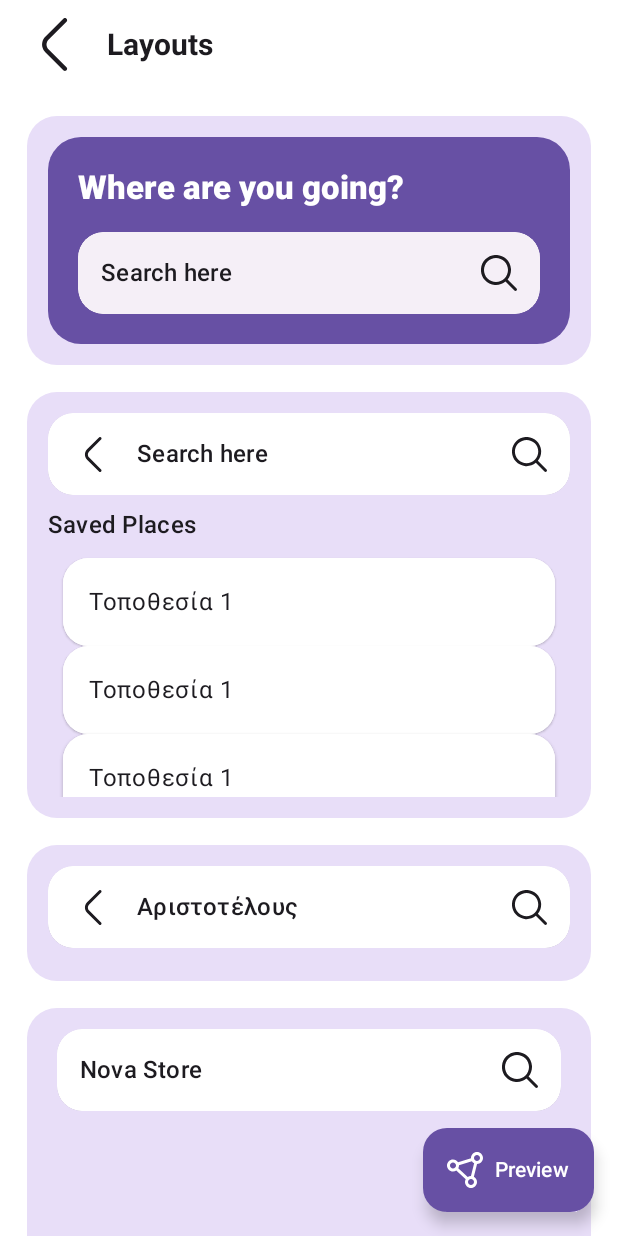
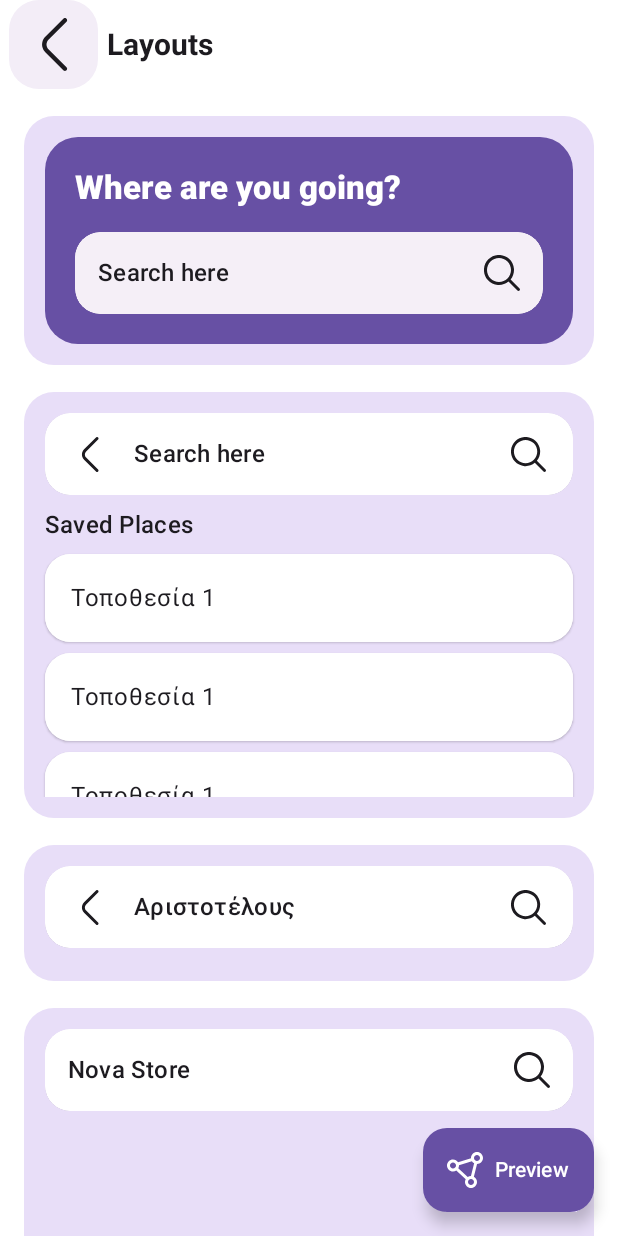
Before and after one commit to TonyGnk/thess-bus-design-system, an Android app built with Jetpack Compose: the composable DirectionsFeatureList shown on its own in the app's theme, on a phone screen of 412 x 824 dp. Run offline under Robolectric (Android 15) with nearby library versions, the phone set to English and light mode, and no system bars; Roboto replaces fonts that are not available here; 4 statements that could not run were skipped.

Commit message:
Optimizing & remove unnecessary files

```diff
--- a/library/src/main/kotlin/com/tonyGnk/thessBus/designSystem/mobile/appStyles/AppIcon.kt
+++ b/library/src/main/kotlin/com/tonyGnk/thessBus/designSystem/mobile/appStyles/AppIcon.kt
@@ -16,7 +16,7 @@ object AppIcon {
     val bookmark = R.drawable.bookmark
     val bookmarkFilled = R.drawable.bookmark_filled
     val share = R.drawable.share
-    val routes = R.drawable.routes
+   // val routes = R.drawable.routes
     val category = R.drawable.category
 
     //Categories
--- a/library/src/main/kotlin/com/tonyGnk/thessBus/designSystem/mobile/components/actions/iconButtons/IconButton.kt
+++ b/library/src/main/kotlin/com/tonyGnk/thessBus/designSystem/mobile/components/actions/iconButtons/IconButton.kt
@@ -3,15 +3,21 @@ package com.tonyGnk.thessBus.designSystem.mobile.components.actions.iconButtons
 
 import androidx.annotation.DrawableRes
 import androidx.compose.foundation.background
+import androidx.compose.foundation.clickable
+import androidx.compose.foundation.interaction.MutableInteractionSource
 import androidx.compose.foundation.layout.Box
 import androidx.compose.foundation.layout.padding
 import androidx.compose.foundation.selection.selectable
+import androidx.compose.material.ripple.rememberRipple
 import androidx.compose.runtime.Composable
+import androidx.compose.runtime.remember
 import androidx.compose.ui.Modifier
 import androidx.compose.ui.draw.clip
 import androidx.compose.ui.graphics.Color
+import androidx.compose.ui.semantics.Role
 import androidx.compose.ui.unit.dp
 import com.tonyGnk.thessBus.designSystem.mobile.appStyles.AppColor
+import com.tonyGnk.thessBus.designSystem.mobile.appStyles.AppColor.background
 import com.tonyGnk.thessBus.designSystem.mobile.appStyles.AppIcon
 import com.tonyGnk.thessBus.designSystem.mobile.appStyles.AppPreview
 import com.tonyGnk.thessBus.designSystem.mobile.appStyles.AppShape
@@ -24,18 +30,19 @@ fun IconButton(
     selectionModifier: Modifier = Modifier,
     @DrawableRes iconRes: Int = 0,
     onClick: () -> Unit = {},
-    color: Color = AppColor.transparent,
+    color: Color = AppColor.surfaceContainer,
     contentColor: Color = AppColor.onSurface,
     contentDescription: String = "",
 ) {
     if (iconRes != 0) Box(
         modifier = selectionModifier
             .clip(AppShape.round20)
-            .selectable(
-                selected = false,
+            .background(color)
+            .clickable(
+                interactionSource = remember { MutableInteractionSource() },
+                indication = rememberRipple(color = contentColor),
                 onClick = onClick
             )
-            .background(color)
             .padding(12.dp)
     ) {
         Icon(
--- a/library/src/main/kotlin/com/tonyGnk/thessBus/designSystem/mobile/components/containment/DefaultScaffoldValues.kt
+++ b/library/src/main/kotlin/com/tonyGnk/thessBus/designSystem/mobile/components/containment/DefaultScaffoldValues.kt
@@ -2,6 +2,6 @@ package com.tonyGnk.thessBus.designSystem.mobile.components.containment
 
 object DefaultScaffoldValues {
     const val MINIMUM_BEZEL_PADDING = 6
-    const val NORMAL_BEZEL_PADDING = 18
+    const val NORMAL_BEZEL_PADDING = 16
     const val NORMAL_MARGIN = 18
 }
--- a/library/src/main/kotlin/com/tonyGnk/thessBus/designSystem/mobile/components/navigation/topBar/BasicTopBar.kt
+++ b/library/src/main/kotlin/com/tonyGnk/thessBus/designSystem/mobile/components/navigation/topBar/BasicTopBar.kt
@@ -15,6 +15,7 @@ import androidx.compose.ui.text.TextStyle
 import androidx.compose.ui.unit.dp
 import com.tonyGnk.thessBus.designSystem.mobile.R
 import com.tonyGnk.thessBus.designSystem.mobile.appStyles.AppColor
+import com.tonyGnk.thessBus.designSystem.mobile.appStyles.AppIcon
 import com.tonyGnk.thessBus.designSystem.mobile.appStyles.AppPreview
 import com.tonyGnk.thessBus.designSystem.mobile.appStyles.AppTypo
 import com.tonyGnk.thessBus.designSystem.mobile.components.actions.iconButtons.IconButton
@@ -48,8 +49,8 @@ fun BasicTopBar(
         if (backIcon != null) IconButton(
             iconRes = backIcon.iconRes,
             onClick = backIcon.onBack,
-            modifier = Modifier.size(iconHeight),
-            contentDescription = stringResource(backIcon.contentDescription)
+            contentDescription = stringResource(backIcon.contentDescription),
+            modifier = Modifier.size(iconHeight)
         )
         if (labelRes != 0) Text(
             text = stringResource(labelRes),
--- a/library/src/main/kotlin/com/tonyGnk/thessBus/designSystem/mobile/features/directions/phases/lookTarget/UiLayer.kt
+++ b/library/src/main/kotlin/com/tonyGnk/thessBus/designSystem/mobile/features/directions/phases/lookTarget/UiLayer.kt
@@ -13,6 +13,7 @@ import androidx.compose.foundation.layout.size
 import androidx.compose.foundation.lazy.LazyRow
 import androidx.compose.foundation.shape.RoundedCornerShape
 import androidx.compose.runtime.Composable
+import androidx.compose.ui.Alignment
 import androidx.compose.ui.Modifier
 import androidx.compose.ui.unit.dp
 import com.tonyGnk.thessBus.designSystem.mobile.R
@@ -39,18 +40,17 @@ fun DestinationOverviewUiLayer(
     modifier: Modifier = Modifier,
 ) {
     Column(
-        modifier = modifier.fillMaxSize(),
-        horizontalAlignment = androidx.compose.ui.Alignment.CenterHorizontally,
+        modifier = Modifier.fillMaxSize(),
+        horizontalAlignment = Alignment.CenterHorizontally,
         verticalArrangement = Arrangement.SpaceBetween
     ) {
-        Box(modifier = Modifier.padding(horizontal = DefaultScaffoldValues.MINIMUM_BEZEL_PADDING.dp)) {
+        Box(modifier = modifier) {
             SearchButton(
                 searchLabel = query,
                 onClick = onBack,
                 color = AppColor.surfaceContainerLowest,
                 rippleColor = AppColor.onSurface,
             )
-
         }
         Spacer(Modifier.weight(1f))
         PoiCard(
--- a/library/src/main/kotlin/com/tonyGnk/thessBus/designSystem/mobile/features/directions/phases/selectTarget/DirectionsPickTarget.kt
+++ b/library/src/main/kotlin/com/tonyGnk/thessBus/designSystem/mobile/features/directions/phases/selectTarget/DirectionsPickTarget.kt
@@ -4,6 +4,7 @@ import androidx.compose.animation.AnimatedContent
 import androidx.compose.foundation.layout.Arrangement
 import androidx.compose.foundation.layout.Box
 import androidx.compose.foundation.layout.Column
+import androidx.compose.foundation.layout.PaddingValues
 import androidx.compose.foundation.layout.fillMaxSize
 import androidx.compose.foundation.layout.padding
 import androidx.compose.foundation.lazy.LazyColumn
@@ -26,6 +27,7 @@ import com.tonyGnk.thessBus.designSystem.mobile.features.directions.SelectTarget
 import com.tonyGnk.thessBus.designSystem.mobile.features.directions.phases.selectTarget.overview.NavCardSelectQuickOptions
 import com.tonyGnk.thessBus.designSystem.mobile.features.directions.phases.selectTarget.searchMode.PickTargetTypingMode
 import com.tonyGnk.thessBus.designSystem.mobile.theme.ClpTheme
+import com.tonyGnk.thessBus.designSystem.mobile.utils.extendedStatusBarsPadding
 
 @Stable
 data class DirectionsPickTargetFunctions(
@@ -47,14 +49,12 @@ data class DirectionsPickTargetFunctions(
 @Composable
 fun DirectionsPickTarget(
     modifier: Modifier = Modifier,
-    searchBarModifier: Modifier = Modifier,
     functions: DirectionsPickTargetFunctions,
     query: String,
     requestFocus: Boolean,
     historyList: List<SelectTargetItem> = emptyList(),
     results: List<SelectTargetItem> = SelectTargetItemFakeData,
 ) {
-
     val isTypingModeMy = query.isNotBlank()
     val lazyListState = rememberLazyListState()
     val canScrollBackward by remember {
@@ -76,11 +76,11 @@ fun DirectionsPickTarget(
     LazyColumn(
         state = lazyListState,
         modifier = modifier,
+        contentPadding = PaddingValues(top = extendedStatusBarsPadding()),
         verticalArrangement = Arrangement.spacedBy(8.dp)
     ) {
         item {
             SearchBar(
-                modifier = searchBarModifier,
                 onSearchClick = functions.onSearch,
                 query = query,
                 onBackClick = functions.onBack,
--- a/library/src/main/kotlin/com/tonyGnk/thessBus/designSystem/mobile/features/directions/phases/selectTarget/Search.kt
+++ b/library/src/main/kotlin/com/tonyGnk/thessBus/designSystem/mobile/features/directions/phases/selectTarget/Search.kt
@@ -78,16 +78,11 @@ fun SearchBar(
             onSearchClick = onSearchClick,
             focusRequester = focusRequester
         )
-        Icon(
+        IconButton(
             iconRes = AppIcon.search,
-            color = AppColor.onSurface,
+            color = AppColor.transparent,
+            onClick = onSearchClick,
             modifier = Modifier
-                .padding(
-                    top = NavCardProperties.IN_PADDING.dp,
-                    bottom = NavCardProperties.IN_PADDING.dp,
-                    //start = DefaultScaffoldValues.MINIMUM_BEZEL_PADDING.dp,
-                    //end = NavCardProperties.SEARCH_PADDING.dp
-                )
                 .size(sizeInScreen)
                 .mySharedElement("SearchContainerMagnifier")
         )
@@ -98,30 +93,21 @@ fun SearchBar(
 @Composable
 fun SearchBarContainer(
     modifier: Modifier = Modifier,
-    onTap: () -> Unit = {},
     content: @Composable RowScope.() -> Unit
 ) {
     SurfaceWithShadows(
         shape = RoundedCornerShape(NavCardProperties.IN_CORNERS.dp),
         color = AppColor.surfaceContainerLowest,
         modifier = modifier
+            .mySharedElement("SearchContainer")
             .clip(RoundedCornerShape(NavCardProperties.IN_CORNERS.dp))
-//            .clickable {
-//                onTap?.invoke()
-//            }
-            .clickable(
-                interactionSource = remember { MutableInteractionSource() },
-                indication = rememberRipple(color = AppColor.onSurface),
-                onClick = onTap
-            )
-            .mySharedElement("SearchContainer")
     ) {
         Row(
             verticalAlignment = Alignment.CenterVertically,
             horizontalArrangement = Arrangement.spacedBy(DefaultScaffoldValues.MINIMUM_BEZEL_PADDING.dp),
             modifier = modifier.padding(
                 start = DefaultScaffoldValues.MINIMUM_BEZEL_PADDING.dp,
-                end = NavCardProperties.IN_PADDING.dp
+                end = DefaultScaffoldValues.MINIMUM_BEZEL_PADDING.dp
             )
         ) {
             content(this)
--- a/library/src/main/kotlin/com/tonyGnk/thessBus/designSystem/mobile/features/directions/phases/selectTarget/overview/NavCardSelectQuickOptions.kt
+++ b/library/src/main/kotlin/com/tonyGnk/thessBus/designSystem/mobile/features/directions/phases/selectTarget/overview/NavCardSelectQuickOptions.kt
@@ -99,7 +99,7 @@ internal fun NavCardSelectQuickOptions(
 }
 
 
-@AppPreview.Light
+@AppPreview.Dark
 @Composable
 private fun Preview() = ClpTheme {
     NavCardSelectQuickOptions(
@@ -117,7 +117,10 @@ fun MyItem(
     val size = text.findScreenSize(style).height - 1.dp
     val shape = RoundedCornerShape(NavCardProperties.IN_CORNERS.dp)
 
-    Column {
+    Column(
+        modifier = Modifier.padding(bottom = 5.dp),
+        verticalArrangement = Arrangement.spacedBy(7.dp)
+    ) {
         Row(
             modifier = Modifier.fillMaxWidth(),
             verticalAlignment = Alignment.CenterVertically,
@@ -127,36 +130,32 @@ fun MyItem(
             // TextButton(text = "Επεξεργασία", padding = PaddingValues(9.dp))
         }
         Column(
-            verticalArrangement = Arrangement.spacedBy(0.dp),
+            verticalArrangement = Arrangement.spacedBy(7.dp),
             horizontalAlignment = Alignment.Start,
-            modifier = Modifier.padding(10.dp)
+            // modifier = Modifier.padding(10.dp)
         ) {
+            MyBox()
+            MyBox()
+            MyBox()
+            MyBox()
+            MyBox()
+            MyBox()
+        }
+
+    }
+}
+
+
+@Composable
+private fun MyBox() {
     SurfaceWithShadows(
-                shape = shape,
+        shape = RoundedCornerShape(NavCardProperties.IN_CORNERS.dp),
         color = AppColor.surfaceContainerLowest,
         modifier = Modifier.fillMaxWidth(),
         onClick = {},
     ) {
+        Column {
             Text("Τοποθεσία 1", modifier = Modifier.padding(17.dp))
-            }
-            SurfaceWithShadows(
-                shape = shape,
-                color = AppColor.surfaceContainerLowest,
-                modifier = Modifier.fillMaxWidth(),
-                onClick = {},
-            ) {
-                Text("Τοποθεσία 1", modifier = Modifier.padding(17.dp))
-
-            }
-            SurfaceWithShadows(
-                shape = shape,
-                color = AppColor.surfaceContainerLowest,
-                modifier = Modifier.fillMaxWidth(),
-                onClick = {},
-            ) {
-                Text("Τοποθεσία 1", modifier = Modifier.padding(17.dp))
-
-            }
         }
 
     }
--- a/library/src/main/kotlin/com/tonyGnk/thessBus/designSystem/mobile/features/directions/phases/selectTarget/searchMode/PickTargetTypingMode.kt
+++ b/library/src/main/kotlin/com/tonyGnk/thessBus/designSystem/mobile/features/directions/phases/selectTarget/searchMode/PickTargetTypingMode.kt
@@ -18,7 +18,9 @@ import androidx.compose.runtime.Composable
 import androidx.compose.runtime.remember
 import androidx.compose.ui.Modifier
 import androidx.compose.ui.draw.clip
+import androidx.compose.ui.graphics.Shape
 import androidx.compose.ui.semantics.Role
+import androidx.compose.ui.unit.Dp
 import androidx.compose.ui.unit.dp
 import com.tonyGnk.thessBus.designSystem.mobile.appStyles.AppColor
 import com.tonyGnk.thessBus.designSystem.mobile.appStyles.AppPreview
@@ -37,7 +39,7 @@ import com.tonyGnk.thessBus.designSystem.mobile.utils.findScreenSize
 @Composable
 fun PickTargetTypingMode(
     onResultClick: (Int, Boolean) -> Unit,
-    results: List<SelectTargetItem>
+    results: List<SelectTargetItem> = SelectTargetItemFakeData
 ) {
     Column {
         LazyColumn(
@@ -77,8 +79,36 @@ private fun ResultLayout(
     val paddingForTheIcon = 7.dp
     val padding = paddingOfTheBackButtonInSearch - paddingForTheIcon
 
+    ResultItem(
+        padding = padding,
+        modifier = modifier,
+        shape = shape,
+        onClick = onClick,
+        result = result,
+        title = title,
+        subTitle = subTitle,
+        titleStyle = titleStyle,
+        subTitleStyle = subTitleStyle,
+        totalHeight = totalHeight
+    )
+
+}
+
+@Composable
+fun ResultItem(
+    padding: Dp,
+    modifier: Modifier = Modifier,
+    shape: Shape,
+    onClick: () -> Unit,
+    result: SelectTargetItem,
+    title: String,
+    subTitle: String,
+    titleStyle: androidx.compose.ui.text.TextStyle,
+    subTitleStyle: androidx.compose.ui.text.TextStyle,
+    totalHeight: Dp
+){
     Row(
-        horizontalArrangement = Arrangement.spacedBy(padding),//23
+        horizontalArrangement = Arrangement.spacedBy(padding),
         verticalAlignment = androidx.compose.ui.Alignment.CenterVertically,
         modifier = modifier
             .fillMaxWidth()
@@ -128,7 +158,7 @@ private fun ResultLayout(
 }
 
 @Composable
-@AppPreview.Brightness
+@AppPreview.Dark
 private fun Preview() = ClpTheme {
     val results = SelectTargetItemFakeData
 
--- a/library/src/main/kotlin/com/tonyGnk/thessBus/designSystem/mobile/features/directions/shared/searchContainer/SearchButton.kt
+++ b/library/src/main/kotlin/com/tonyGnk/thessBus/designSystem/mobile/features/directions/shared/searchContainer/SearchButton.kt
@@ -39,13 +39,13 @@ fun SearchButton(
         shape = RoundedCornerShape(NavCardProperties.IN_CORNERS.dp),
         color = color,
         modifier = modifier
+            .mySharedElement("SearchContainer")
             .clip(RoundedCornerShape(NavCardProperties.IN_CORNERS.dp))
             .clickable(
                 interactionSource = remember { MutableInteractionSource() },
                 indication = rememberRipple(color = rippleColor),
                 onClick = onClick
             )
-            .mySharedElement("SearchContainer")
     ) {
         Row(
             modifier = modifier.padding(NavCardProperties.IN_PADDING.dp)
--- /dev/null
+++ b/library/src/main/kotlin/com/tonyGnk/thessBus/designSystem/mobile/utils/ExtendedStatusBarsPadding.kt
@@ -0,0 +1,29 @@
+package com.tonyGnk.thessBus.designSystem.mobile.utils
+
+import androidx.compose.foundation.layout.WindowInsets
+import androidx.compose.foundation.layout.asPaddingValues
+import androidx.compose.foundation.layout.padding
+import androidx.compose.foundation.layout.statusBars
+import androidx.compose.runtime.Composable
+import androidx.compose.ui.Modifier
+import androidx.compose.ui.composed
+import androidx.compose.ui.unit.Dp
+import androidx.compose.ui.unit.dp
+
+fun Modifier.extendedStatusBarsPadding() = composed {
+    val statusBarPadding = WindowInsets.statusBars.asPaddingValues()
+
+    this.padding(
+        top = statusBarPadding.calculateTopPadding()
+                + if (statusBarPadding.calculateTopPadding() > 0.dp) 3.dp else 0.dp,
+    )
+}
+
+@Composable
+fun extendedStatusBarsPadding(): Dp {
+    val statusBarPadding = WindowInsets.statusBars.asPaddingValues()
+    return statusBarPadding.calculateTopPadding() + if (
+        statusBarPadding.calculateTopPadding() > 0.dp
+    ) 3.dp else 0.dp
+
+}
--- a/showCaseMobile/src/main/kotlin/com/tonyGnk/thessBus/designSystem/showCaseMobile/screens/landing/LandingPage.kt
+++ b/showCaseMobile/src/main/kotlin/com/tonyGnk/thessBus/designSystem/showCaseMobile/screens/landing/LandingPage.kt
@@ -24,8 +24,6 @@ import com.tonyGnk.thessBus.designSystem.mobile.components.core.text.HorizontalD
 import com.tonyGnk.thessBus.designSystem.mobile.theme.ClpTheme
 import kotlinx.serialization.Serializable
 
-@Serializable
-data object LandingPageRoute
 
 private const val MARGIN = 18
 
@@ -96,6 +94,7 @@ private fun LandingListItem(
     SurfaceWithShadows(
         modifier = modifier.fillMaxWidth(),
         shape = AppShape.rectangle,
+        shadowElevation = 0,
         onClick = navigateToNavBar,
     ) {
         SharedButtonContent(
--- a/showCaseMobile/src/main/kotlin/com/tonyGnk/thessBus/designSystem/showCaseMobile/screens/layout/LayoutPage.kt
+++ b/showCaseMobile/src/main/kotlin/com/tonyGnk/thessBus/designSystem/showCaseMobile/screens/layout/LayoutPage.kt
@@ -26,8 +26,6 @@ import com.tonyGnk.thessBus.designSystem.showCaseMobile.R
 import com.tonyGnk.thessBus.designSystem.showCaseMobile.screens.landing.LandingDestination
 import kotlinx.serialization.Serializable
 
-@Serializable
-data object LayoutPageRoute
 
 @Composable
 fun LayoutPage(
--- a/showCaseMobile/src/main/kotlin/com/tonyGnk/thessBus/designSystem/showCaseMobile/screens/layout/layoutScreens/navCardScreen/NavCardPage.kt
+++ b/showCaseMobile/src/main/kotlin/com/tonyGnk/thessBus/designSystem/showCaseMobile/screens/layout/layoutScreens/navCardScreen/DirectionsFeatureList.kt
@@ -29,13 +29,10 @@ import com.tonyGnk.thessBus.designSystem.mobile.features.directions.phases.selec
 import com.tonyGnk.thessBus.designSystem.mobile.features.directions.phases.start.DirectionsStart
 import com.tonyGnk.thessBus.designSystem.mobile.theme.ClpTheme
 import com.tonyGnk.thessBus.designSystem.showCaseMobile.R
-import kotlinx.serialization.Serializable
 
-@Serializable
-data object NavCardPageRoute
 
 @Composable
-fun NavCardPage(
+fun DirectionsFeatureList(
     onBack: () -> Unit = {},
     onNavCardPreview: () -> Unit = {}
 ) {
@@ -129,5 +126,5 @@ private fun navCardItem(
 @AppPreview.Brightness
 @Composable
 private fun Preview() = ClpTheme {
-    NavCardPage()
+    DirectionsFeatureList()
 }
--- a/showCaseMobile/src/main/kotlin/com/tonyGnk/thessBus/designSystem/showCaseMobile/screens/navigation/NavigationPage.kt
+++ b/showCaseMobile/src/main/kotlin/com/tonyGnk/thessBus/designSystem/showCaseMobile/screens/navigation/NavigationPage.kt
@@ -15,8 +15,6 @@ import com.tonyGnk.thessBus.designSystem.mobile.theme.ClpTheme
 import com.tonyGnk.thessBus.designSystem.showCaseMobile.R
 import kotlinx.serialization.Serializable
 
-@Serializable
-data object NavigationPageRoute
 
 @Composable
 fun NavigationPage(
```
Also changed, not shown: library/src/main/kotlin/com/tonyGnk/thessBus/designSystem/mobile/features/directions/Item.kt (+7 -0 lines), library/src/main/kotlin/com/tonyGnk/thessBus/designSystem/mobile/features/directions/NavigationCardPreview.kt (+21 -18 lines), showCaseMobile/src/main/kotlin/com/tonyGnk/thessBus/designSystem/showCaseMobile/navigation/MyNavHost.kt (+38 -20 lines), showCaseMobile/src/main/kotlin/com/tonyGnk/thessBus/designSystem/showCaseMobile/screens/layout/layoutScreens/navCardScreen/NavCardPreview.kt (+7 -28 lines). Lines whose indentation alone changed are shown as unchanged.
